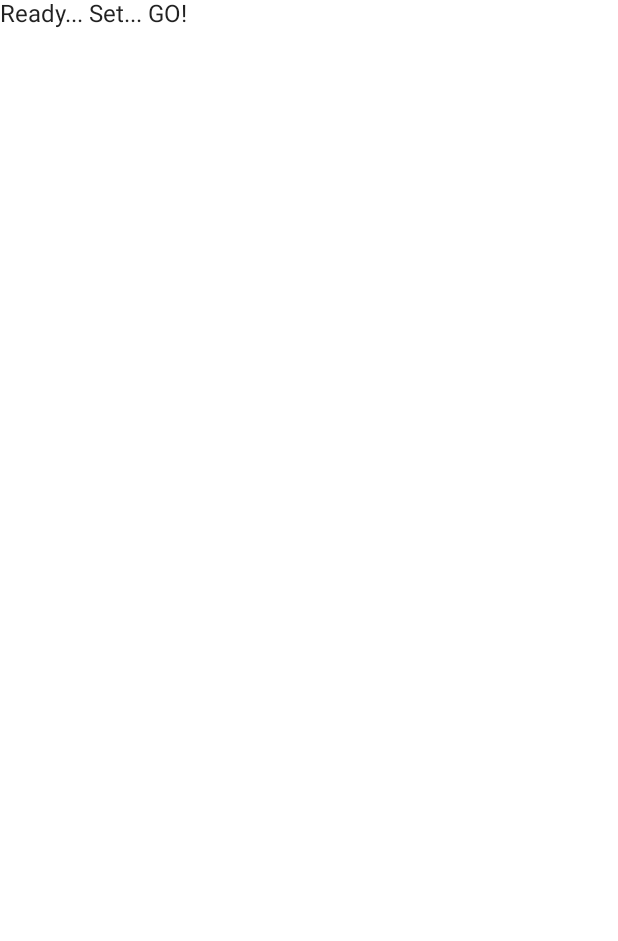
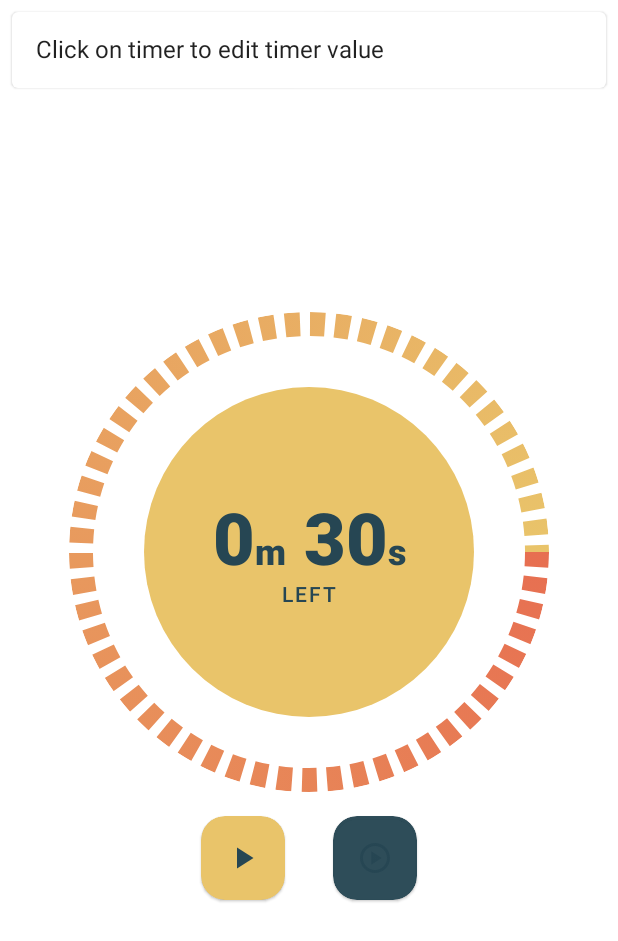
Before and after one commit to bhuvancom/android-dev-challenge-compose2, an Android app built with Jetpack Compose: the screen it shows after launch (MainActivity), on a phone screen of 412 x 824 dp. Before the commit the part shown is almost empty. Shown: the top 941 px of the screen. Run offline under Robolectric (Android 15) with nearby library versions, the phone set to English and light mode, and no system bars.

Commit message:
every thing setup

```diff
--- a/app/src/main/java/com/example/androiddevchallenge/MainActivity.kt
+++ b/app/src/main/java/com/example/androiddevchallenge/MainActivity.kt
@@ -18,14 +18,24 @@ package com.example.androiddevchallenge
 import android.os.Bundle
 import androidx.activity.compose.setContent
 import androidx.appcompat.app.AppCompatActivity
+import androidx.compose.animation.Crossfade
+import androidx.compose.foundation.layout.*
 import androidx.compose.material.MaterialTheme
 import androidx.compose.material.Surface
-import androidx.compose.material.Text
 import androidx.compose.runtime.Composable
+import androidx.compose.runtime.mutableStateOf
+import androidx.compose.runtime.remember
+import androidx.compose.ui.Modifier
 import androidx.compose.ui.tooling.preview.Preview
+import androidx.compose.ui.unit.dp
+import com.example.androiddevchallenge.ui.CountdownScreen
+import com.example.androiddevchallenge.ui.InsertTimeScreen
+import com.example.androiddevchallenge.ui.InsertedTimeState
 import com.example.androiddevchallenge.ui.theme.MyTheme
+import kotlinx.coroutines.delay
 
 class MainActivity : AppCompatActivity() {
+
     override fun onCreate(savedInstanceState: Bundle?) {
         super.onCreate(savedInstanceState)
         setContent {
@@ -34,15 +44,43 @@ class MainActivity : AppCompatActivity() {
             }
         }
     }
+
+    suspend fun startTimer(isRunning: Boolean, initialValue: Int): Int {
+        return if (isRunning) {
+            delay(1000)
+            initialValue + 1
+        } else {
+            0
+        }
+    }
+
+    companion object {
+        private const val TAG = "MainActivity"
+    }
 }
 
 // Start building your app here!
 @Composable
 fun MyApp() {
+    val insertedTimeState = remember {
+        mutableStateOf(InsertedTimeState(0, 30, false))
+    }
+
     Surface(color = MaterialTheme.colors.background) {
-        Text(text = "Ready... Set... GO!")
+        Box(Modifier.padding(8.dp)) {
+            Crossfade(targetState = insertedTimeState.value.showDialog) { showDialog ->
+                if (showDialog) {
+                    InsertTimeScreen(insertedTimeState)
+                } else {
+                    CountdownScreen(insertedTimeState)
+                }
+            }
+        }
     }
 }
+
+
+fun btnText(isStart: Boolean): String = if (isStart) "Pause" else "Start"
 
 @Preview("Light Theme", widthDp = 360, heightDp = 640)
 @Composable
--- /dev/null
+++ b/app/src/main/java/com/example/androiddevchallenge/ui/Countdown.kt
@@ -0,0 +1,107 @@
+/*
+ * Copyright 2021 The Android Open Source Project
+ *
+ * Licensed under the Apache License, Version 2.0 (the "License");
+ * you may not use this file except in compliance with the License.
+ * You may obtain a copy of the License at
+ *
+ *     https://www.apache.org/licenses/LICENSE-2.0
+ *
+ * Unless required by applicable law or agreed to in writing, software
+ * distributed under the License is distributed on an "AS IS" BASIS,
+ * WITHOUT WARRANTIES OR CONDITIONS OF ANY KIND, either express or implied.
+ * See the License for the specific language governing permissions and
+ * limitations under the License.
+ */
+package com.example.androiddevchallenge.ui
+
+import androidx.compose.animation.animateColorAsState
+import androidx.compose.animation.core.RepeatMode
+import androidx.compose.animation.core.animateIntAsState
+import androidx.compose.animation.core.infiniteRepeatable
+import androidx.compose.animation.core.tween
+import androidx.compose.foundation.background
+import androidx.compose.foundation.clickable
+import androidx.compose.foundation.layout.Box
+import androidx.compose.foundation.layout.Column
+import androidx.compose.foundation.layout.size
+import androidx.compose.foundation.shape.CircleShape
+import androidx.compose.material.MaterialTheme
+import androidx.compose.material.Text
+import androidx.compose.runtime.Composable
+import androidx.compose.runtime.getValue
+import androidx.compose.runtime.mutableStateOf
+import androidx.compose.runtime.remember
+import androidx.compose.ui.Alignment
+import androidx.compose.ui.Alignment.Companion.CenterHorizontally
+import androidx.compose.ui.Modifier
+import androidx.compose.ui.draw.clip
+import androidx.compose.ui.graphics.Color
+import androidx.compose.ui.text.AnnotatedString
+import androidx.compose.ui.text.SpanStyle
+import androidx.compose.ui.text.font.FontWeight
+import androidx.compose.ui.tooling.preview.Preview
+import androidx.compose.ui.unit.dp
+import androidx.compose.ui.unit.sp
+import com.example.androiddevchallenge.ui.theme.MyTheme
+
+
+@Composable
+fun Countdown(totalTimeSeconds: Long, remainingTimeSeconds: Long, onTimerClick: () -> Unit) {
+    val printableMinutes = remainingTimeSeconds / 60
+    val printableSeconds = remainingTimeSeconds - printableMinutes * 60
+    val colorState = remember { mutableStateOf(Color(0xffe9c46a)) }
+    val animatedCircleColor = animateColorAsState(targetValue = colorState.value)
+
+    Box(
+        modifier = Modifier
+            .size(320.dp)
+            .clip(CircleShape)
+            .clickable { onTimerClick() },
+        contentAlignment = Alignment.Center,
+    ) {
+        CountdownArc(totalTimeSeconds, remainingTimeSeconds) { currentColor ->
+            colorState.value = currentColor
+        }
+
+        val animateBubbleSize by animateIntAsState(
+            targetValue = if (remainingTimeSeconds % 2 == 0L) 220 else 240,
+            animationSpec = infiniteRepeatable(tween(250), repeatMode = RepeatMode.Reverse)
+        )
+
+        Box(
+            modifier = Modifier
+                .size(animateBubbleSize.dp)
+                .clip(CircleShape)
+                .background(animatedCircleColor.value),
+            contentAlignment = Alignment.Center
+        ) {
+            Column(horizontalAlignment = CenterHorizontally) {
+                val timeText = with(AnnotatedString.Builder("$printableMinutes")) {
+                    pushStyle(SpanStyle(fontSize = 24.sp))
+                    append("m")
+                    pop()
+                    append(" $printableSeconds")
+                    pushStyle(SpanStyle(fontSize = 24.sp))
+                    append("s")
+                    toAnnotatedString()
+                }
+                Text(
+                    timeText,
+                    style = MaterialTheme.typography.h3.copy(fontWeight = FontWeight.Black),
+                    color = Color(0xff264653)
+                )
+                Text("LEFT", style = MaterialTheme.typography.button,
+                    color = Color(0xff264653))
+            }
+        }
+    }
+}
+
+@Preview
+@Composable
+fun CountDownPreview() {
+    MyTheme() {
+        Countdown(totalTimeSeconds = 150, remainingTimeSeconds = 100) {}
+    }
+}
--- /dev/null
+++ b/app/src/main/java/com/example/androiddevchallenge/ui/CountdownArc.kt
@@ -0,0 +1,87 @@
+/*
+ * Copyright 2021 The Android Open Source Project
+ *
+ * Licensed under the Apache License, Version 2.0 (the "License");
+ * you may not use this file except in compliance with the License.
+ * You may obtain a copy of the License at
+ *
+ *     https://www.apache.org/licenses/LICENSE-2.0
+ *
+ * Unless required by applicable law or agreed to in writing, software
+ * distributed under the License is distributed on an "AS IS" BASIS,
+ * WITHOUT WARRANTIES OR CONDITIONS OF ANY KIND, either express or implied.
+ * See the License for the specific language governing permissions and
+ * limitations under the License.
+ */
+package com.example.androiddevchallenge.ui
+
+import androidx.compose.animation.core.animateFloatAsState
+import androidx.compose.foundation.Canvas
+import androidx.compose.foundation.layout.aspectRatio
+import androidx.compose.foundation.layout.padding
+import androidx.compose.material.MaterialTheme
+import androidx.compose.runtime.Composable
+import androidx.compose.runtime.getValue
+import androidx.compose.ui.Modifier
+import androidx.compose.ui.graphics.Brush
+import androidx.compose.ui.graphics.Color
+import androidx.compose.ui.graphics.PathEffect
+import androidx.compose.ui.graphics.drawscope.Stroke
+import androidx.compose.ui.graphics.lerp
+import androidx.compose.ui.platform.LocalDensity
+import androidx.compose.ui.tooling.preview.Preview
+import androidx.compose.ui.unit.dp
+import com.example.androiddevchallenge.ui.theme.MyTheme
+
+@OptIn(ExperimentalUnsignedTypes::class)
+@Composable
+fun CountdownArc(
+    totalTimeSeconds: Long,
+    remainingTimeSeconds: Long,
+    onCurrentColorUpdate: (Color) -> Unit
+) {
+    val remainingPercent = remainingTimeSeconds.toFloat() / totalTimeSeconds
+    val animatedSweep by animateFloatAsState(targetValue = remainingPercent * 360f)
+
+    val arcWidth = with(LocalDensity.current) { 16.dp.toPx() }
+
+    val currentColor: Color = lerp(Color(0xffe9c46a), Color(0xFFe76f51), 1 - remainingPercent)
+    onCurrentColorUpdate(currentColor)
+
+    val backArcColor = MaterialTheme.colors.surface
+    Canvas(
+        modifier = Modifier
+            .aspectRatio(1f)
+            .padding(8.dp),
+        onDraw = {
+            drawArc(
+                color = backArcColor,
+                startAngle = 0f,
+                sweepAngle = 360f,
+                useCenter = false,
+                style = Stroke(width = arcWidth)
+            )
+
+            drawArc(
+                brush = Brush.sweepGradient(listOf(Color(0xFFe76f51), Color(0xffe9c46a))),
+                startAngle = 0f,
+                sweepAngle = animatedSweep,
+                useCenter = false,
+                style = Stroke(
+                    width = arcWidth,
+                    pathEffect = PathEffect.dashPathEffect(
+                        floatArrayOf(15f, 10f)
+                    )
+                )
+            )
+        }
+    )
+}
+
+@Preview
+@Composable
+fun CountdownArcPreview() {
+    MyTheme() {
+        CountdownArc(totalTimeSeconds = 150, remainingTimeSeconds = 100) {}
+    }
+}
--- /dev/null
+++ b/app/src/main/java/com/example/androiddevchallenge/ui/CountdownTimer.kt
@@ -0,0 +1,121 @@
+/*
+ * Copyright 2021 The Android Open Source Project
+ *
+ * Licensed under the Apache License, Version 2.0 (the "License");
+ * you may not use this file except in compliance with the License.
+ * You may obtain a copy of the License at
+ *
+ *     https://www.apache.org/licenses/LICENSE-2.0
+ *
+ * Unless required by applicable law or agreed to in writing, software
+ * distributed under the License is distributed on an "AS IS" BASIS,
+ * WITHOUT WARRANTIES OR CONDITIONS OF ANY KIND, either express or implied.
+ * See the License for the specific language governing permissions and
+ * limitations under the License.
+ */
+package com.example.androiddevchallenge.ui
+
+import androidx.compose.foundation.layout.Box
+import androidx.compose.foundation.layout.Column
+import androidx.compose.foundation.layout.Row
+import androidx.compose.foundation.layout.fillMaxSize
+import androidx.compose.material.SnackbarDuration
+import androidx.compose.material.SnackbarHostState
+import androidx.compose.material.icons.Icons
+import androidx.compose.material.icons.filled.PauseCircle
+import androidx.compose.material.icons.filled.PlayArrow
+import androidx.compose.material.icons.filled.Replay
+import androidx.compose.material.icons.outlined.PlayCircle
+import androidx.compose.runtime.Composable
+import androidx.compose.runtime.getValue
+import androidx.compose.runtime.mutableStateOf
+import androidx.compose.runtime.remember
+import androidx.compose.runtime.rememberCoroutineScope
+import androidx.compose.runtime.setValue
+import androidx.compose.runtime.withFrameMillis
+import androidx.compose.ui.Alignment
+import androidx.compose.ui.Modifier
+import com.example.androiddevchallenge.ui.TimerState.Paused
+import com.example.androiddevchallenge.ui.TimerState.Running
+import kotlinx.coroutines.Job
+import kotlinx.coroutines.launch
+
+enum class TimerState {
+    Running, Paused
+}
+
+@Composable
+fun CountdownTimer(totalMinutes: Int, totalSeconds: Int, onTimerClick: () -> Unit) {
+    val scope = rememberCoroutineScope()
+    val previousTimerJob by remember { mutableStateOf<Job?>(null) }
+
+    val snackbarState = remember { SnackbarHostState() }
+    val minutes = remember { mutableStateOf(totalMinutes) }
+    val seconds = remember { mutableStateOf(totalSeconds) }
+
+    val totalDurationSeconds = totalTimeSeconds(minutes.value, seconds.value)
+    var remainingTime by remember { mutableStateOf(totalDurationSeconds) }
+    var timerState by remember { mutableStateOf(Paused) }
+
+    fun startCounter(fromLatestValue: Boolean = false) {
+        val initialValue = if (fromLatestValue) remainingTime else totalDurationSeconds
+        timerState = Running
+        previousTimerJob?.cancel() // Cancel previous ongoing Job when restarting - no leaking.
+        scope.launch {
+            val startTime = withFrameMillis { it }
+            if (remainingTime == 0L) {
+                remainingTime = initialValue
+            }
+            while (remainingTime > 0 && timerState != Paused) {
+                val elapsedTime = (withFrameMillis { it } - startTime) / 1000
+                remainingTime = initialValue - elapsedTime
+            }
+        }
+    }
+
+    fun toggleTimerState() {
+        if (timerState == Running) {
+            timerState = Paused
+        } else {
+            startCounter(fromLatestValue = true)
+        }
+    }
+
+    if (remainingTime == 0L) {
+        scope.launch {
+            snackbarState.showSnackbar("Time! ⌛️", duration = SnackbarDuration.Short)
+        }
+    }
+
+    DoneFeedback(snackbarState = snackbarState)
+
+    val totalTimeSeconds = totalTimeSeconds(minutes.value, seconds.value)
+
+    Box(modifier = Modifier.fillMaxSize(), contentAlignment = Alignment.Center) {
+        Column(horizontalAlignment = Alignment.CenterHorizontally) {
+            Countdown(totalTimeSeconds, remainingTime, onTimerClick)
+            Row {
+                RoundedCornersButton(
+                    icon = if (remainingTime == totalTimeSeconds) {
+                        Icons.Filled.PlayArrow
+                    } else {
+                        Icons.Filled.Replay
+                    },
+                    onClick = {
+                        startCounter()
+                    }
+                )
+
+                RoundedCornersButton(
+                    icon = if (timerState == Running) Icons.Filled.PauseCircle else Icons.Outlined.PlayCircle,
+                    enabled = remainingTime != totalTimeSeconds && remainingTime != 0L,
+                    onClick = {
+                        toggleTimerState()
+                    }
+                )
+            }
+        }
+    }
+}
+
+private fun totalTimeSeconds(minutes: Int, seconds: Int): Long = minutes * 60L + seconds
--- /dev/null
+++ b/app/src/main/java/com/example/androiddevchallenge/ui/CountdownView.kt
@@ -0,0 +1,42 @@
+/*
+ * Copyright 2021 The Android Open Source Project
+ *
+ * Licensed under the Apache License, Version 2.0 (the "License");
+ * you may not use this file except in compliance with the License.
+ * You may obtain a copy of the License at
+ *
+ *     https://www.apache.org/licenses/LICENSE-2.0
+ *
+ * Unless required by applicable law or agreed to in writing, software
+ * distributed under the License is distributed on an "AS IS" BASIS,
+ * WITHOUT WARRANTIES OR CONDITIONS OF ANY KIND, either express or implied.
+ * See the License for the specific language governing permissions and
+ * limitations under the License.
+ */
+package com.example.androiddevchallenge.ui
+
+import androidx.compose.foundation.layout.fillMaxWidth
+import androidx.compose.foundation.layout.padding
+import androidx.compose.material.Card
+import androidx.compose.material.Text
+import androidx.compose.runtime.Composable
+import androidx.compose.runtime.MutableState
+import androidx.compose.ui.Modifier
+import androidx.compose.ui.res.stringResource
+import androidx.compose.ui.unit.dp
+import com.example.androiddevchallenge.R
+
+@Composable
+fun CountdownScreen(insertedTimeState: MutableState<InsertedTimeState>) {
+    Card(Modifier.fillMaxWidth()) {
+        Text(
+            modifier = Modifier.padding(16.dp),
+            text = stringResource(id = R.string.hint)
+        )
+    }
+
+    CountdownTimer(
+        insertedTimeState.value.minutes,
+        insertedTimeState.value.seconds
+    ) { insertedTimeState.value = insertedTimeState.value.copy(showDialog = true) }
+}
--- /dev/null
+++ b/app/src/main/java/com/example/androiddevchallenge/ui/DoneFeedback.kt
@@ -0,0 +1,54 @@
+/*
+ * Copyright 2021 The Android Open Source Project
+ *
+ * Licensed under the Apache License, Version 2.0 (the "License");
+ * you may not use this file except in compliance with the License.
+ * You may obtain a copy of the License at
+ *
+ *     https://www.apache.org/licenses/LICENSE-2.0
+ *
+ * Unless required by applicable law or agreed to in writing, software
+ * distributed under the License is distributed on an "AS IS" BASIS,
+ * WITHOUT WARRANTIES OR CONDITIONS OF ANY KIND, either express or implied.
+ * See the License for the specific language governing permissions and
+ * limitations under the License.
+ */
+package com.example.androiddevchallenge.ui
+
+import androidx.compose.foundation.layout.Box
+import androidx.compose.foundation.layout.fillMaxSize
+import androidx.compose.foundation.layout.fillMaxWidth
+import androidx.compose.foundation.layout.padding
+import androidx.compose.foundation.layout.wrapContentHeight
+import androidx.compose.material.MaterialTheme
+import androidx.compose.material.Snackbar
+import androidx.compose.material.SnackbarHost
+import androidx.compose.material.SnackbarHostState
+import androidx.compose.material.Text
+import androidx.compose.runtime.Composable
+import androidx.compose.ui.Alignment
+import androidx.compose.ui.Modifier
+import androidx.compose.ui.unit.dp
+
+@Composable
+fun DoneFeedback(modifier: Modifier = Modifier, snackbarState: SnackbarHostState) {
+    Box(modifier = modifier.fillMaxSize(), contentAlignment = Alignment.BottomCenter) {
+        SnackbarHost(
+            hostState = snackbarState,
+            snackbar = { data ->
+                Snackbar(
+                    modifier = Modifier.padding(16.dp),
+                    content = {
+                        Text(
+                            text = data.message,
+                            style = MaterialTheme.typography.body2
+                        )
+                    }
+                )
+            },
+            modifier = modifier
+                .fillMaxWidth()
+                .wrapContentHeight(Alignment.Bottom)
+        )
+    }
+}
--- /dev/null
+++ b/app/src/main/java/com/example/androiddevchallenge/ui/RoundedCornersButton.kt
@@ -0,0 +1,64 @@
+/*
+ * Copyright 2021 The Android Open Source Project
+ *
+ * Licensed under the Apache License, Version 2.0 (the "License");
+ * you may not use this file except in compliance with the License.
+ * You may obtain a copy of the License at
+ *
+ *     https://www.apache.org/licenses/LICENSE-2.0
+ *
+ * Unless required by applicable law or agreed to in writing, software
+ * distributed under the License is distributed on an "AS IS" BASIS,
+ * WITHOUT WARRANTIES OR CONDITIONS OF ANY KIND, either express or implied.
+ * See the License for the specific language governing permissions and
+ * limitations under the License.
+ */
+package com.example.androiddevchallenge.ui
+
+import androidx.compose.foundation.layout.padding
+import androidx.compose.foundation.layout.size
+import androidx.compose.foundation.shape.CornerSize
+import androidx.compose.foundation.shape.RoundedCornerShape
+import androidx.compose.material.Button
+import androidx.compose.material.ButtonDefaults
+import androidx.compose.material.Icon
+import androidx.compose.runtime.Composable
+import androidx.compose.ui.Modifier
+import androidx.compose.ui.draw.clip
+import androidx.compose.ui.draw.shadow
+import androidx.compose.ui.graphics.Color
+import androidx.compose.ui.graphics.vector.ImageVector
+import androidx.compose.ui.res.stringResource
+import androidx.compose.ui.unit.dp
+import com.example.androiddevchallenge.R
+
+
+@Composable
+fun RoundedCornersButton(
+    icon: ImageVector,
+    onClick: () -> Unit,
+    enabled: Boolean = true
+) {
+    Button(
+        modifier = Modifier
+            .padding(16.dp)
+            .size(56.dp)
+            .shadow(1.dp, RoundedCornerShape(CornerSize(16.dp)))
+            .clip(RoundedCornerShape(CornerSize(16.dp))),
+        onClick = {
+            onClick()
+        },
+        enabled = enabled,
+        colors = ButtonDefaults.buttonColors(
+            backgroundColor = Color(0xffe9c46a),
+            disabledBackgroundColor = Color(0xf5264653),
+            contentColor = Color(0xff264653),
+            disabledContentColor = Color(0xf5264653)
+        )
+    ) {
+        Icon(
+            imageVector = icon,
+            contentDescription = stringResource(id = R.string.content_description_play_button)
+        )
+    }
+}
--- a/app/src/main/res/values/strings.xml
+++ b/app/src/main/res/values/strings.xml
@@ -10,4 +10,10 @@
       the License.
       -->
     <string name="app_name">AndroidDevChallenge</string>
+    <string name="dialog_text">Click on timer to create new timer</string>
+    <string name="dialog_minutes_label">minute</string>
+    <string name="dialog_seconds_label">second</string>
+    <string name="dialog_button">Start</string>
+    <string name="content_description_play_button">play</string>
+    <string name="hint">Click on timer to edit timer value</string>
 </resources>
```
Also changed, not shown: app/src/main/java/com/example/androiddevchallenge/ui/InsertTimeView.kt (added, +127 -0 lines), 2 other files.
